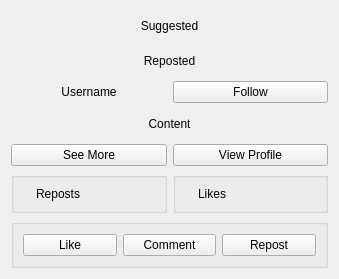
Old version of the form Forms/collection.ui in the repository Sobrah/Linkedin.
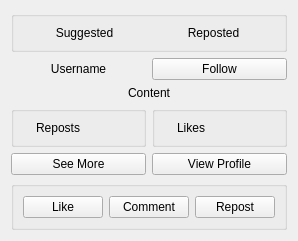
New version of the form.

```diff
--- a/Forms/collection.ui
+++ b/Forms/collection.ui
@@ -6,12 +6,12 @@
    <rect>
     <x>0</x>
     <y>0</y>
-    <width>339</width>
-    <height>279</height>
+    <width>275</width>
+    <height>228</height>
    </rect>
   </property>
   <layout class="QGridLayout" name="gridLayout">
-   <item row="7" column="1">
+   <item row="6" column="1">
     <widget class="QGroupBox" name="likeGroup">
      <property name="title">
       <string/>
@@ -34,33 +34,6 @@
      </layout>
     </widget>
    </item>
-   <item row="2" column="1">
-    <widget class="QPushButton" name="followButton">
-     <property name="text">
-      <string>Follow</string>
-     </property>
-    </widget>
-   </item>
-   <item row="1" column="0" colspan="2">
-    <widget class="QLabel" name="repostedLabel">
-     <property name="text">
-      <string>Reposted</string>
-     </property>
-     <property name="alignment">
-      <set>Qt::AlignCenter</set>
-     </property>
-    </widget>
-   </item>
-   <item row="0" column="0" colspan="2">
-    <widget class="QLabel" name="tagLabel">
-     <property name="text">
-      <string>Suggested</string>
-     </property>
-     <property name="alignment">
-      <set>Qt::AlignCenter</set>
-     </property>
-    </widget>
-   </item>
    <item row="8" column="0" colspan="2">
     <widget class="QGroupBox" name="reactionGroup">
      <property name="title">
@@ -91,17 +64,43 @@
      </layout>
     </widget>
    </item>
-   <item row="2" column="0">
-    <widget class="QLabel" name="usernameLabel">
+   <item row="1" column="1">
+    <widget class="QPushButton" name="followButton">
      <property name="text">
-      <string>Username</string>
+      <string>Follow</string>
      </property>
-     <property name="alignment">
-      <set>Qt::AlignCenter</set>
+    </widget>
+   </item>
+   <item row="0" column="0" colspan="2">
+    <widget class="QGroupBox" name="tagGroup">
+     <property name="title">
+      <string/>
      </property>
+     <layout class="QHBoxLayout" name="horizontalLayout_4">
+      <item>
+       <widget class="QLabel" name="tagLabel">
+        <property name="text">
+         <string>Suggested</string>
+        </property>
+        <property name="alignment">
+         <set>Qt::AlignCenter</set>
+        </property>
+       </widget>
+      </item>
+      <item>
+       <widget class="QLabel" name="repostedLabel">
+        <property name="text">
+         <string>Reposted</string>
+        </property>
+        <property name="alignment">
+         <set>Qt::AlignCenter</set>
+        </property>
+       </widget>
+      </item>
+     </layout>
     </widget>
    </item>
-   <item row="7" column="0">
+   <item row="6" column="0">
     <widget class="QGroupBox" name="repostBox">
      <property name="title">
       <string/>
@@ -124,7 +123,14 @@
      </layout>
     </widget>
    </item>
-   <item row="4" column="0" colspan="2">
+   <item row="7" column="0">
+    <widget class="QPushButton" name="seeMoreButton">
+     <property name="text">
+      <string>See More</string>
+     </property>
+    </widget>
+   </item>
+   <item row="3" column="0" colspan="2">
     <widget class="QLabel" name="contentLable">
      <property name="text">
       <string>Content</string>
@@ -134,17 +140,20 @@
      </property>
     </widget>
    </item>
-   <item row="5" column="1">
+   <item row="7" column="1">
     <widget class="QPushButton" name="viewProfileButton">
      <property name="text">
       <string>View Profile</string>
      </property>
     </widget>
    </item>
-   <item row="5" column="0">
-    <widget class="QPushButton" name="seeMoreButton">
+   <item row="1" column="0">
+    <widget class="QLabel" name="usernameLabel">
      <property name="text">
-      <string>See More</string>
+      <string>Username</string>
+     </property>
+     <property name="alignment">
+      <set>Qt::AlignCenter</set>
      </property>
     </widget>
    </item>
```
